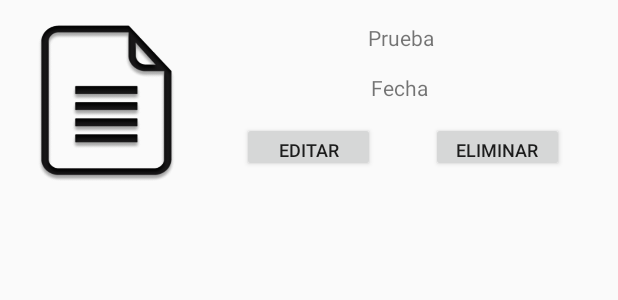
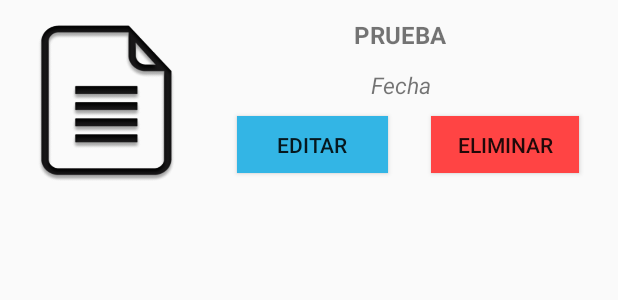
Before and after one commit to MariodelToro97/FileCloud, an Android app: the layout documentos.xml on its own in the app's theme, with its tools: preview values and no code run, on a phone screen of 412 x 824 dp. Shown: the top 300 px of the screen. Run offline under Robolectric (Android 15) with nearby library versions, the phone set to English and light mode, and no system bars.

Commit message:
Ingreso Admin
Se programó la opción que inhabilita el inicio de sesión en la aplicación móvil de un administrador.
En la pantalla de inicio de sesión, se mejoró con ayuda de los vaciados y los focos de los campos cuando sucede algun error en el login.
Se mejoró la interfaz del RecyclerView donde se muestran los documentos de la pantalla principal de la aplicación.

```diff
--- a/FileCloud Android/app/src/main/java/com/example/filecloud/documentoAdapter.java
+++ b/FileCloud Android/app/src/main/java/com/example/filecloud/documentoAdapter.java
@@ -31,7 +31,7 @@ public class documentoAdapter extends RecyclerView.Adapter<documentoAdapter.View
         Documentos documento = documentoLista.get(index);
 
         viewHolder.nombre.setText(documento.getNombre());
-        viewHolder.fecha.setText(documento.getFecha());
+        viewHolder.fecha.setText("Fecha de carga: " + documento.getFecha());
     }
 
     @Override
--- a/FileCloud Android/app/src/main/res/layout/documentos.xml
+++ b/FileCloud Android/app/src/main/res/layout/documentos.xml
@@ -12,11 +12,14 @@
         android:layout_alignParentStart="true"
         android:layout_alignParentTop="true"
         android:layout_alignParentEnd="true"
-        android:layout_marginStart="160dp"
-        android:layout_marginTop="15dp"
-        android:layout_marginEnd="37dp"
+        android:layout_marginStart="159dp"
+        android:layout_marginTop="12dp"
+        android:layout_marginEnd="38dp"
         android:text="Prueba"
-        android:textAlignment="center" />
+        android:textAlignment="center"
+        android:textAllCaps="true"
+        android:textSize="16dp"
+        android:textStyle="bold" />
 
     <TextView
         android:id="@+id/fechaDocumento"
@@ -26,10 +29,12 @@
         android:layout_alignParentStart="true"
         android:layout_alignParentEnd="true"
         android:layout_marginStart="160dp"
-        android:layout_marginTop="14dp"
-        android:layout_marginEnd="39dp"
+        android:layout_marginTop="12dp"
+        android:layout_marginEnd="38dp"
         android:text="Fecha"
-        android:textAlignment="center" />
+        android:textAlignment="center"
+        android:textSize="15dp"
+        android:textStyle="italic" />
 
     <ImageView
         android:id="@+id/imageView2"
@@ -47,29 +52,31 @@
         app:srcCompat="@drawable/file3" />
 
     <Button
-        android:id="@+id/button"
+        android:id="@+id/deleteRecycler"
         android:layout_width="wrap_content"
-        android:layout_height="33dp"
+        android:layout_height="38dp"
+        android:layout_below="@+id/fechaDocumento"
         android:layout_alignParentStart="true"
-        android:layout_alignParentTop="true"
         android:layout_alignParentEnd="true"
         android:layout_marginStart="287dp"
-        android:layout_marginTop="81dp"
-        android:layout_marginEnd="36dp"
+        android:layout_marginTop="10dp"
+        android:layout_marginEnd="26dp"
+        android:background="@android:color/holo_red_light"
         android:text="Eliminar"
-        android:textSize="12dp" />
+        android:textSize="14dp" />
 
     <Button
-        android:id="@+id/button2"
-        android:layout_width="wrap_content"
-        android:layout_height="33dp"
+        android:id="@+id/editarRecycler"
+        android:layout_width="100dp"
+        android:layout_height="38dp"
+        android:layout_below="@+id/fechaDocumento"
         android:layout_alignParentStart="true"
-        android:layout_alignParentTop="true"
         android:layout_alignParentEnd="true"
-        android:layout_marginStart="161dp"
-        android:layout_marginTop="81dp"
-        android:layout_marginEnd="162dp"
+        android:layout_marginStart="158dp"
+        android:layout_marginTop="10dp"
+        android:layout_marginEnd="153dp"
+        android:background="@android:color/holo_blue_light"
         android:text="Editar"
-        android:textSize="12dp" />
+        android:textSize="14dp" />
 
 </RelativeLayout>
--- a/FileCloud Android/app/src/main/res/values/strings.xml
+++ b/FileCloud Android/app/src/main/res/values/strings.xml
@@ -46,6 +46,7 @@
     <string name="ok">Ok</string>
     <string name="no">No</string>
     <string name="cancel">Cancelar</string>
+    <string name="admin">Usted tiene el rol de administrador, debe iniciar sesión en la aplicación WEB</string>
     <string name="email">Correo</string>
     <string name="seleccionFile">Selecciona que archivo vas a subir</string>
 </resources>
```
Also changed, not shown: FileCloud Android/app/src/main/java/com/example/filecloud/documentosElegir.java (+23 -15 lines), FileCloud Android/app/src/main/java/com/example/filecloud/inicioSesion.java (+38 -3 lines).
